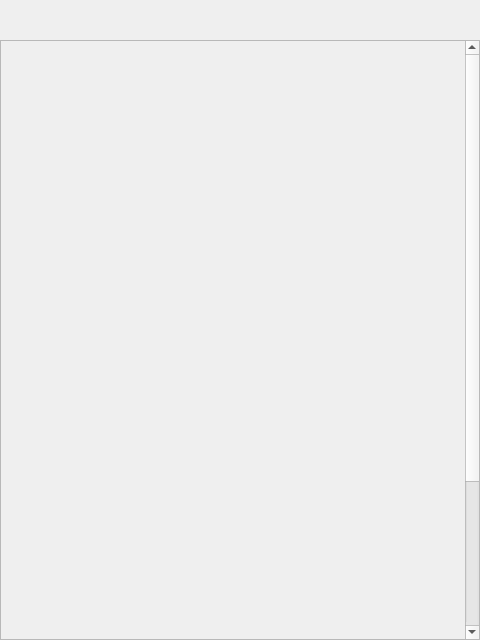
First picture: the form in mainwindow.ui, repository ufo1020/bjdvd, before the edit.
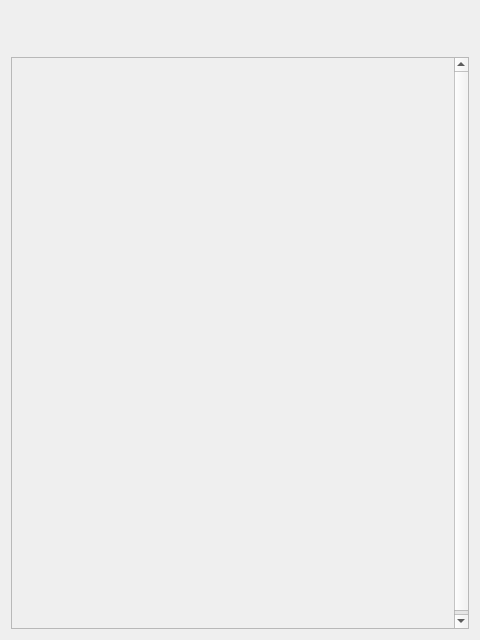
Second picture: the form after the edit.

Commit message: new http interface

Patch:
```diff
--- a/mainwindow.ui
+++ b/mainwindow.ui
@@ -10,31 +10,55 @@
     <height>640</height>
    </rect>
   </property>
+  <property name="sizePolicy">
+   <sizepolicy hsizetype="Fixed" vsizetype="Fixed">
+    <horstretch>0</horstretch>
+    <verstretch>0</verstretch>
+   </sizepolicy>
+  </property>
+  <property name="minimumSize">
+   <size>
+    <width>480</width>
+    <height>640</height>
+   </size>
+  </property>
+  <property name="maximumSize">
+   <size>
+    <width>480</width>
+    <height>640</height>
+   </size>
+  </property>
   <property name="windowTitle">
    <string>MainWindow</string>
   </property>
   <widget class="QWidget" name="centralWidget">
+   <layout class="QVBoxLayout" name="verticalLayout_2" stretch="0,1">
+    <item>
    <widget class="QWidget" name="navigation" native="true">
-    <property name="geometry">
-     <rect>
-      <x>0</x>
-      <y>0</y>
-      <width>480</width>
+      <property name="sizePolicy">
+       <sizepolicy hsizetype="Fixed" vsizetype="Fixed">
+        <horstretch>0</horstretch>
+        <verstretch>0</verstretch>
+       </sizepolicy>
+      </property>
+      <property name="minimumSize">
+       <size>
+        <width>460</width>
       <height>40</height>
-     </rect>
-    </property>
-   </widget>
+       </size>
+      </property>
+      <property name="maximumSize">
+       <size>
+        <width>460</width>
+        <height>40</height>
+       </size>
+      </property>
+     </widget>
+    </item>
+    <item>
    <widget class="QScrollArea" name="scrollArea">
-    <property name="geometry">
-     <rect>
-      <x>0</x>
-      <y>40</y>
-      <width>480</width>
-      <height>600</height>
-     </rect>
-    </property>
     <property name="sizePolicy">
-     <sizepolicy hsizetype="Fixed" vsizetype="Fixed">
+       <sizepolicy hsizetype="Preferred" vsizetype="Preferred">
       <horstretch>0</horstretch>
       <verstretch>0</verstretch>
      </sizepolicy>
@@ -56,8 +80,8 @@
       <rect>
        <x>0</x>
        <y>0</y>
-       <width>478</width>
-       <height>800</height>
+         <width>460</width>
+         <height>574</height>
       </rect>
      </property>
      <property name="sizePolicy">
@@ -66,9 +90,21 @@
        <verstretch>0</verstretch>
       </sizepolicy>
      </property>
-     <layout class="QVBoxLayout" name="verticalLayout"/>
-    </widget>
-   </widget>
+       <layout class="QVBoxLayout" name="verticalLayout" stretch="">
+        <property name="leftMargin">
+         <number>0</number>
+        </property>
+        <property name="topMargin">
+         <number>9</number>
+        </property>
+        <property name="rightMargin">
+         <number>0</number>
+        </property>
+       </layout>
+      </widget>
+     </widget>
+    </item>
+   </layout>
   </widget>
  </widget>
  <layoutdefault spacing="6" margin="11"/>
```
Lines whose indentation alone changed are shown as unchanged. The commit also changes 7 other files.
